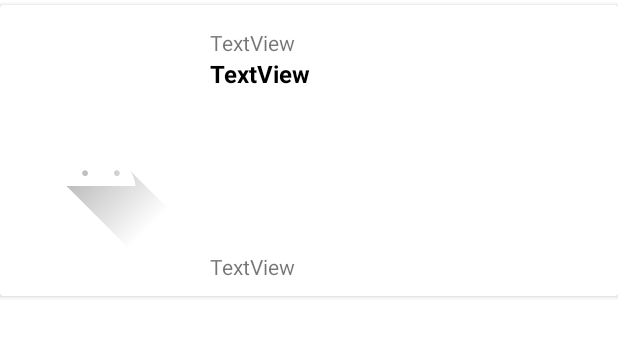
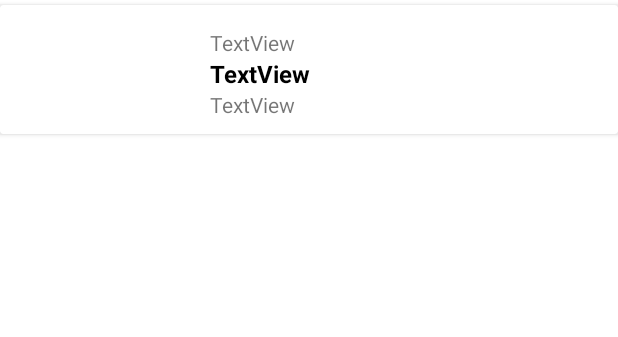
Before and after one commit to engibaryan/RetrofitPractiseBackup, an Android app: the layout list_item.xml on its own in the app's theme, with its tools: preview values and no code run, on a phone screen of 412 x 824 dp. Shown: the top 337 px of the screen. Run offline under Robolectric (Android 15) with nearby library versions, the phone set to English and light mode, and no system bars; network calls fail.

Commit message:
midterm2 not working yet 1

```diff
--- a/app/src/main/java/com/example/retrofitlesson/MainActivity.kt
+++ b/app/src/main/java/com/example/retrofitlesson/MainActivity.kt
@@ -5,7 +5,8 @@ import androidx.appcompat.app.AppCompatActivity
 import android.os.Bundle
 import androidx.recyclerview.widget.LinearLayoutManager
 import androidx.recyclerview.widget.RecyclerView
-import com.example.newsapp_khachik_yengibaryan.adapter.ProductAdapter
+import com.example.retrofitlesson.adapter.ProductAdapter
+
 import com.example.retrofitlesson.databinding.ActivityMainBinding
 import com.example.retrofitlesson.retrofit.ProductApi
 import kotlinx.coroutines.CoroutineScope
--- a/app/src/main/java/com/example/retrofitlesson/adapter/ProductAdapter.kt
+++ b/app/src/main/java/com/example/retrofitlesson/adapter/ProductAdapter.kt
@@ -1,5 +1,4 @@
-package com.example.newsapp_khachik_yengibaryan.adapter
-
+package com.example.retrofitlesson.adapter
 import android.view.LayoutInflater
 import android.view.View
 import android.view.ViewGroup
@@ -9,7 +8,6 @@ import androidx.recyclerview.widget.RecyclerView
 import com.example.retrofitlesson.R
 import com.example.retrofitlesson.databinding.ListItemBinding
 import com.example.retrofitlesson.retrofit.ArticleX
-import com.squareup.picasso.Picasso
 
 class ProductAdapter: ListAdapter<ArticleX, ProductAdapter.Holder>(Comparator()) {
 
@@ -19,9 +17,7 @@ class ProductAdapter: ListAdapter<ArticleX, ProductAdapter.Holder>(Comparator())
         fun bind(product: ArticleX) = with(binding) {
             author.text = product.title
             title.text = product.firstName
-//            description.text = product.publishedAt
-//            Picasso.get().load(product.urlToImage).into(image)
-
+            description.text = product.nat
         }
     }
 
--- a/app/src/main/res/layout/list_item.xml
+++ b/app/src/main/res/layout/list_item.xml
@@ -29,13 +29,6 @@
             android:textSize="16sp"
             android:textStyle="bold" />
 
-        <ImageView
-            android:id="@+id/image"
-            android:layout_width="wrap_content"
-            android:layout_height="wrap_content"
-            android:layout_marginLeft="3dp"
-            app:srcCompat="@drawable/ic_launcher_foreground" />
-
         <TextView
             android:id="@+id/author"
             android:layout_width="match_parent"
```
